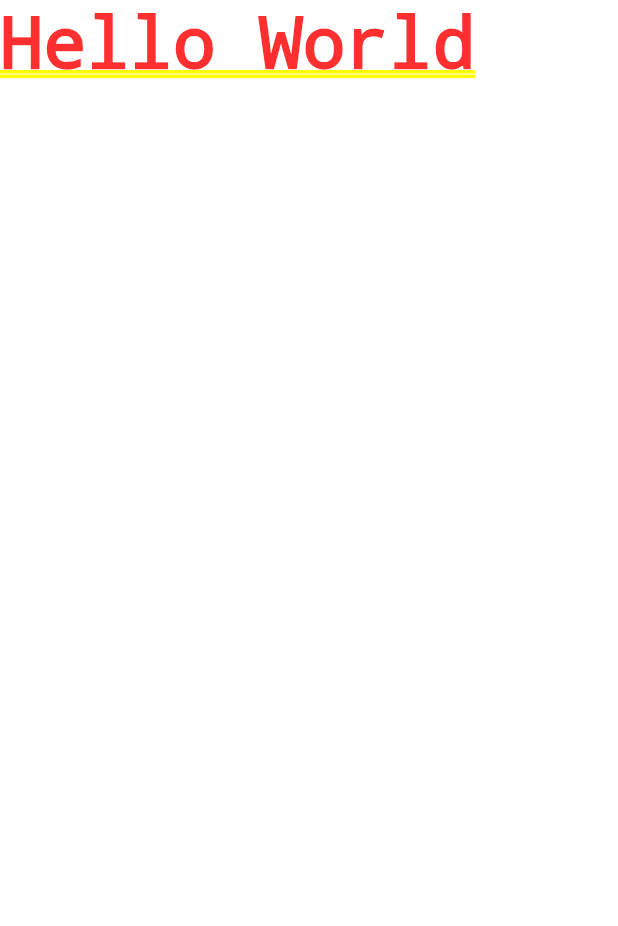
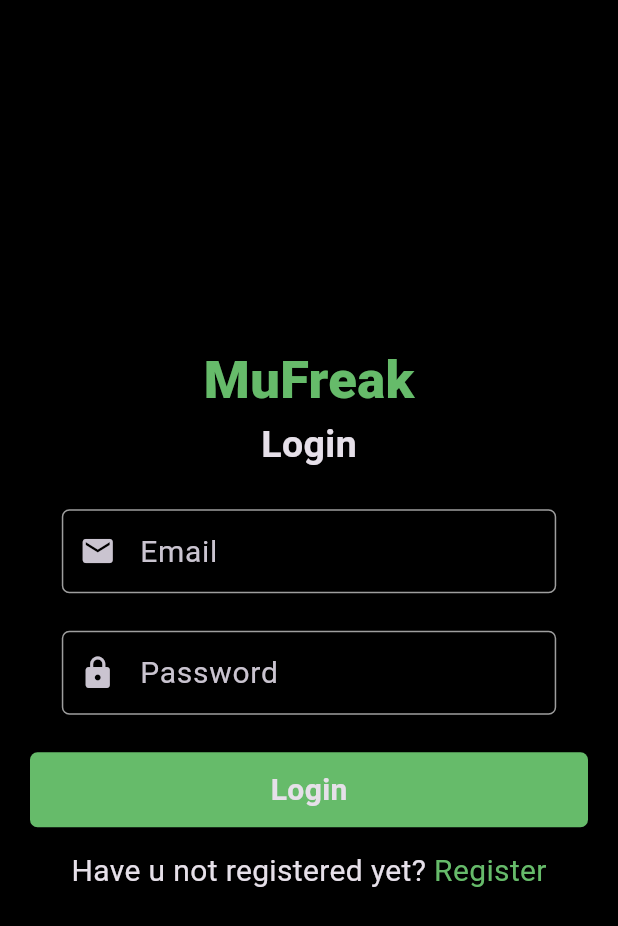
Before and after one commit to ovezthaking/MuFreak, a Flutter app: the screen it shows after launch, on a phone screen of 412 x 824 dp. Shown: the top 926 px of the screen. Run offline on Flutter 3.47's test engine with Material 3 defaults, Android fonts, the phone set to English and light mode, and no system bars.

Commit message:
added style and login screen

```diff
--- a/lib/constants.dart
+++ b/lib/constants.dart
@@ -2,5 +2,5 @@ import 'package:flutter/material.dart';
 
 // COLORS
 const backgroundColor = Colors.black;
-var buttonColor = Colors.red[400];
+var buttonColor = Colors.green[400];
 const borderColor = Colors.grey;
--- a/lib/main.dart
+++ b/lib/main.dart
@@ -1,18 +1,24 @@
 import 'package:flutter/material.dart';
+import 'package:mufreak/constants.dart';
+import 'package:mufreak/views/screens/auth/login_screen.dart';
 
 void main() {
   runApp(const MyApp());
 }
 
 class MyApp extends StatelessWidget {
-  const MyApp({super.key});
+  const MyApp({Key? key}) : super(key: key);
 
   // This widget is the root of your application.
   @override
   Widget build(BuildContext context) {
     return MaterialApp(
-      title: 'Flutter Demo',
-      home: const Text('Hello World'),
+      debugShowCheckedModeBanner: false,
+      title: 'MuFreak',
+      theme: ThemeData.dark().copyWith(
+        scaffoldBackgroundColor: backgroundColor,
+      ),
+      home: LoginScreen(),
     );
   }
 }
--- /dev/null
+++ b/lib/views/screens/auth/login_screen.dart
@@ -0,0 +1,105 @@
+import 'package:flutter/material.dart';
+import 'package:mufreak/constants.dart';
+import 'package:mufreak/views/widgets/text_input_field.dart';
+
+class LoginScreen extends StatelessWidget {
+  LoginScreen({Key? key}) : super(key: key);
+
+  final TextEditingController _emailController = TextEditingController();
+  final TextEditingController _passwordController = TextEditingController();
+
+
+  @override
+  Widget build(BuildContext context) {
+    return Scaffold(
+      body: Container(
+        alignment: Alignment.center,
+        child: Column(
+          mainAxisAlignment: MainAxisAlignment.center,
+          children: [
+            Text(
+              'MuFreak',
+              style: TextStyle(
+                fontSize: 35,
+                color: buttonColor,
+                fontWeight: FontWeight.w900,
+                ),
+            ),
+            const Text(
+              'Login',
+              style: TextStyle(
+                fontSize: 25,
+                fontWeight: FontWeight.w700,
+              ),
+            ),
+            const SizedBox(
+              height: 25,
+              ),
+            Container(
+              width: MediaQuery.of(context).size.width * 0.8,
+              margin: const EdgeInsets.symmetric(horizontal: 20),
+              child: TextInputField(
+                controller: _emailController,
+                labelText: 'Email',
+                isObscure: false,
+                icon: Icons.email,
+              ),
+            ),
+            const SizedBox(
+              height: 25,
+              ),
+            Container(
+              width: MediaQuery.of(context).size.width * 0.8,
+              margin: const EdgeInsets.symmetric(horizontal: 20),
+              child: TextInputField(
+                controller: _passwordController,
+                labelText: 'Password',
+                isObscure: false,
+                icon: Icons.lock,
+              ),
+            ),
+            const SizedBox(
+              height: 25,
+              ),
+            Container(
+              width: MediaQuery.of(context).size.width-40,
+              height: 50,
+              decoration: BoxDecoration(
+                color: buttonColor,
+                borderRadius: const BorderRadius.all(
+                  Radius.circular(5),
+                ),
+              ),
+              child: InkWell(
+                onTap: () {
+                  print('Login user');
+                },
+                child: const Center(
+                  child: Text(
+                    'Login',
+                    style: TextStyle(
+                      fontSize: 20, fontWeight: FontWeight.w700
+                    ),
+                  ),
+                ),
+              ),
+            ),
+            SizedBox(height: 15,),
+            Row(
+              mainAxisAlignment: MainAxisAlignment.center,
+              children: [
+                const Text("Have u not registered yet?", style: TextStyle(fontSize: 20,),),
+                InkWell(
+                  onTap: () {
+                    print('navigating user');
+                  },
+                  child:
+                Text(' Register', style: TextStyle(fontSize: 20, color: buttonColor),)),
+              ],
+            )
+          ],
+        ),
+      ),
+    );
+  }
+}
--- /dev/null
+++ b/lib/views/widgets/text_input_field.dart
@@ -0,0 +1,42 @@
+import 'package:flutter/material.dart';
+import 'package:mufreak/constants.dart';
+
+class TextInputField extends StatelessWidget {
+    final TextEditingController controller;
+    final String labelText;
+    final bool isObscure;
+    final IconData icon;
+
+    const TextInputField({
+        Key? key,
+        required this.controller,
+        required this.labelText,
+        this.isObscure = false,
+        required this.icon,
+        }) : super(key : key);
+
+  @override
+  Widget build(BuildContext context) {
+    return TextField(
+        controller: controller,
+        decoration: InputDecoration(
+            labelText: labelText,
+            prefixIcon: Icon(icon),
+            labelStyle: const TextStyle(fontSize: 20,),
+            enabledBorder: OutlineInputBorder(
+                borderRadius: BorderRadius.circular(5),
+                borderSide: const BorderSide(
+                    color: borderColor,
+                )
+            ),
+            focusedBorder: OutlineInputBorder(
+                borderRadius: BorderRadius.circular(5),
+                borderSide: const BorderSide(
+                    color: borderColor,
+                )
+            ),
+        ),
+        obscureText: isObscure,
+    );
+  }
+}
```
